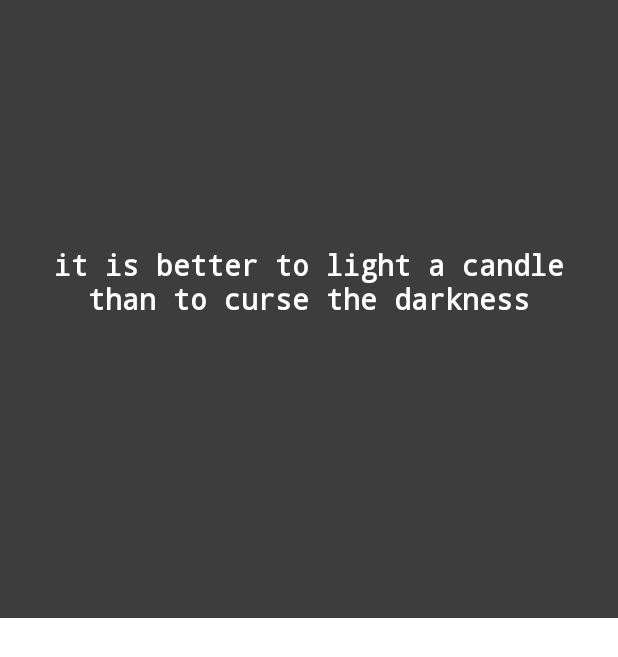
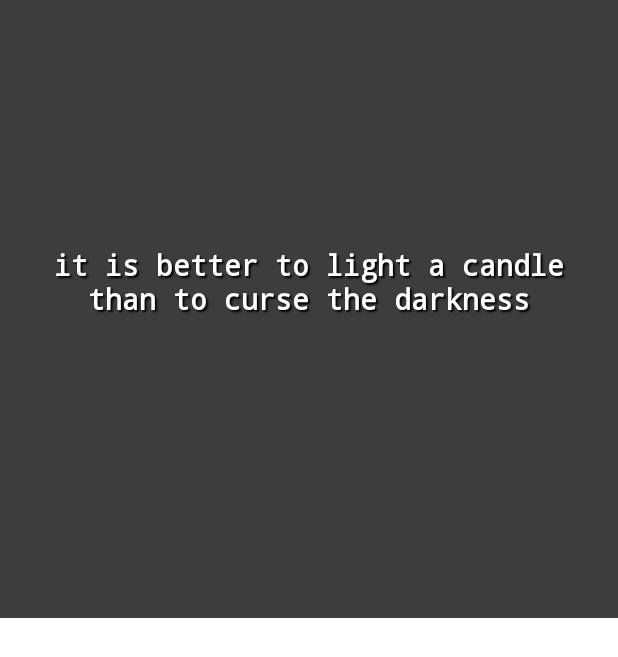
Before and after one commit to EtherealT/me.-android, an Android app: the layout fragment_dash_main_activity.xml on its own in the app's theme, with its tools: preview values and no code run, on a phone screen of 412 x 824 dp. Shown: the top 657 px of the screen. Run offline under Robolectric (Android 15) with nearby library versions, the phone set to English and light mode, and no system bars.

Commit message:
restyle quote view

```diff
--- a/app/src/main/java/com/nectarmicrosystems/me/android/modules/quotes/entities/Quote.java
+++ b/app/src/main/java/com/nectarmicrosystems/me/android/modules/quotes/entities/Quote.java
@@ -44,7 +44,7 @@ public class Quote {
 
             String quote = jsonQuote.getString("quote");
             String author = jsonQuote.getString("author");
-            String imageUrl = "https://unsplash.it/1000/?random";
+            String imageUrl = "https://unsplash.it/1000/?random&blur";
 
             return new Quote(quote, author, imageUrl);
         } catch (JSONException e) {
--- a/app/src/main/res/layout/fragment_dash_main_activity.xml
+++ b/app/src/main/res/layout/fragment_dash_main_activity.xml
@@ -32,25 +32,24 @@
                 android:id="@+id/todays_quote"
                 android:layout_width="match_parent"
                 android:layout_height="wrap_content"
-                android:textColor="@android:color/white"
+                android:fontFamily="monospace"
+                android:layout_gravity="center"
+                android:textAlignment="center"
+                android:textStyle="bold"
+                android:layout_marginBottom="10dp"
+                tools:text="it is better to light a candle than to curse the darkness"
+                style="@style/QuoteTextStyle"/>
+
+            <TextView
+                android:id="@+id/todays_quote_author"
+                android:layout_width="match_parent"
+                android:layout_height="wrap_content"
                 android:fontFamily="monospace"
                 android:layout_gravity="center"
                 android:textAlignment="center"
                 android:textSize="19sp"
                 android:textStyle="bold"
-                android:layout_marginBottom="10dp"
-                tools:text="it is better to light a candle than to curse the darkness"/>
-
-            <TextView
-                android:id="@+id/todays_quote_author"
-                android:layout_width="match_parent"
-                android:layout_height="wrap_content"
-                android:textColor="@android:color/white"
-                android:fontFamily="monospace"
-                android:layout_gravity="center"
-                android:textAlignment="center"
-                android:textSize="19sp"
-                android:textStyle="bold"/>
+                style="@style/QuoteTextStyle"/>
 
         </LinearLayout>
 
--- a/app/src/main/res/values/styles.xml
+++ b/app/src/main/res/values/styles.xml
@@ -13,4 +13,13 @@
         <item name="android:windowNoTitle">true</item>
     </style>
 
+    <style name="QuoteTextStyle">
+        <item name="android:textColor">@android:color/white</item>
+        <item name="android:textSize">19sp</item>
+        <item name="android:shadowColor">@android:color/black</item>
+        <item name="android:shadowDx">2</item>
+        <item name="android:shadowDy">2</item>
+        <item name="android:shadowRadius">1</item>
+    </style>
+
 </resources>
```
